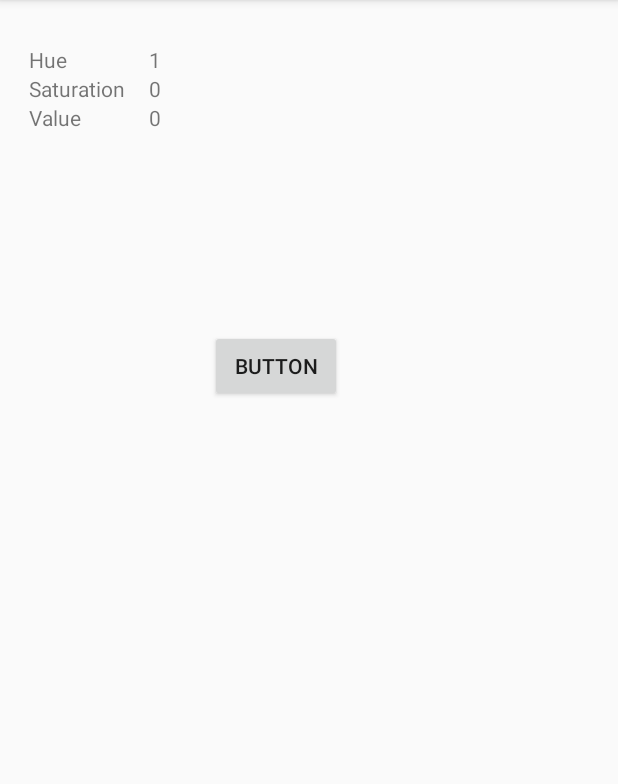
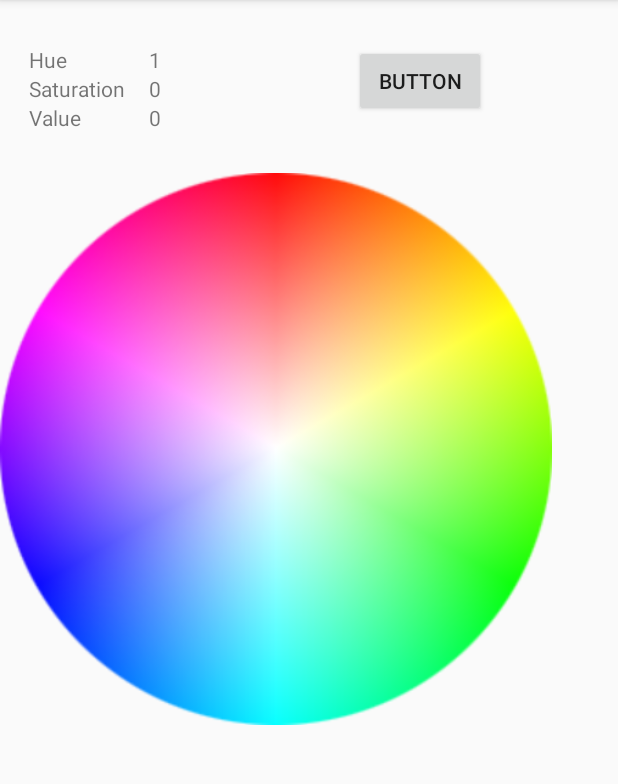
Before and after one commit to qbabor4/cloudControl, an Android app: the screen it shows after launch (MainActivity), after a tap on "BUTTON", on a phone screen of 412 x 824 dp, the part 84-868 px from its top. Run offline under Robolectric (Android 15) with nearby library versions, the phone set to English and light mode, and no system bars.

Commit message:
image on click

```diff
--- a/app/src/main/java/com/example/cloud/cloudcontrol/MainActivity.java
+++ b/app/src/main/java/com/example/cloud/cloudcontrol/MainActivity.java
@@ -2,12 +2,17 @@ package com.example.cloud.cloudcontrol;
 
 import android.support.v7.app.AppCompatActivity;
 import android.os.Bundle;
+import android.view.MotionEvent;
 import android.view.View;
 import android.widget.Button;
+import android.widget.ImageView;
 import android.widget.TextView;
 
 public class MainActivity extends AppCompatActivity {
-
+    /* TODO
+        - wszystko na srodku, niezaleznie od ekranu
+        - klikanie na zdjecie
+     */
     private int num = 0;
 
     @Override
@@ -15,9 +20,10 @@ public class MainActivity extends AppCompatActivity {
         super.onCreate(savedInstanceState);
         setContentView(R.layout.activity_main);
         buttonClick();
+        hsvCircleImageOnClick();
     }
 
-    private void changeTextViewText(){ // jaki id i na jaki text
+    private void changeTextViewText(){ // jaki id i na jaki text argumenty
         TextView tv = (TextView)findViewById(R.id.textView6);
         num++;
         tv.setText(String.valueOf(num));
@@ -33,4 +39,24 @@ public class MainActivity extends AppCompatActivity {
                 }
         );
     }
+
+    private void hsvCircleImageOnClick(){
+        ImageView hsvCircleImg =  (ImageView) findViewById(R.id.hsvCircleImage);
+        hsvCircleImg.setOnTouchListener(new View.OnTouchListener(){
+            @Override
+            public boolean onTouch(View v, MotionEvent event) {
+                int x = (int) event.getX();
+                int y = (int) event.getY();
+                TextView tv = (TextView)findViewById(R.id.textView6);
+
+                tv.setText(String.valueOf(x) + " " + String.valueOf(y));
+                switch (event.getAction()) {
+                    case MotionEvent.ACTION_DOWN:
+                    case MotionEvent.ACTION_MOVE:
+                    case MotionEvent.ACTION_UP:
+                }
+                return false;
+            }
+        });
+    }
 }
--- a/app/src/main/res/layout/activity_main.xml
+++ b/app/src/main/res/layout/activity_main.xml
@@ -9,7 +9,8 @@
     <RelativeLayout
         android:layout_width="368dp"
         android:layout_height="495dp"
-        tools:layout_editor_absoluteX="8dp"
+        android:layout_gravity="center"
+        tools:layout_editor_absoluteX="9dp"
         tools:layout_editor_absoluteY="8dp">
 
         <TextView
@@ -77,10 +78,23 @@
             android:id="@+id/button"
             android:layout_width="wrap_content"
             android:layout_height="wrap_content"
-            android:layout_below="@+id/textView8"
-            android:layout_centerHorizontal="true"
-            android:layout_marginTop="132dp"
+            android:layout_alignParentEnd="true"
+            android:layout_alignParentRight="true"
+            android:layout_alignTop="@+id/textView6"
+            android:layout_marginEnd="44dp"
+            android:layout_marginRight="44dp"
             android:onClick="buttonClick"
             android:text="Button" />
+
+        <ImageView
+            android:id="@+id/hsvCircleImage"
+            android:layout_width="match_parent"
+            android:layout_height="match_parent"
+            android:layout_alignParentEnd="true"
+            android:layout_alignParentRight="true"
+            android:layout_below="@+id/textView5"
+            android:layout_marginTop="15dp"
+            app:srcCompat="@drawable/hsv_circle_fit" />
+
     </RelativeLayout>
 </android.support.constraint.ConstraintLayout>
```
Also changed, not shown: app/src/main/res/drawable/hsv_circle_fit.png (added).
